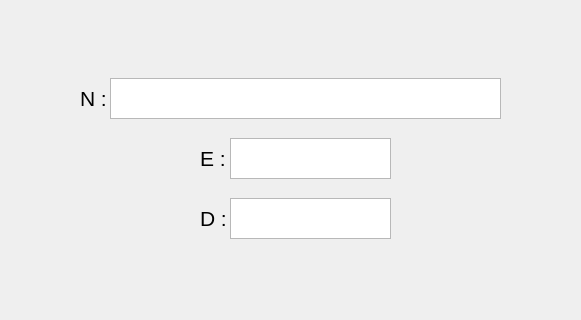
Before: the Qt Designer form UI/key_generator.ui in digu-007/Cypher, drawn with Qt 5; both pictures show x 100 to 681 and y 282 to 602 of the 800 by 602 pixel window.
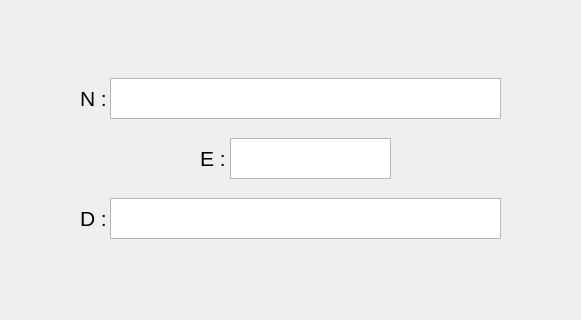
After: the same form once the commit is applied. Icons and pictures are not drawn.

```diff
--- a/UI/key_generator.ui
+++ b/UI/key_generator.ui
@@ -165,7 +165,7 @@
    <widget class="QLabel" name="labelD">
     <property name="geometry">
      <rect>
-      <x>300</x>
+      <x>180</x>
       <y>480</y>
       <width>31</width>
       <height>41</height>
@@ -243,9 +243,9 @@
    <widget class="QTextEdit" name="outputD">
     <property name="geometry">
      <rect>
-      <x>330</x>
+      <x>210</x>
       <y>480</y>
-      <width>161</width>
+      <width>391</width>
       <height>41</height>
      </rect>
     </property>
```
